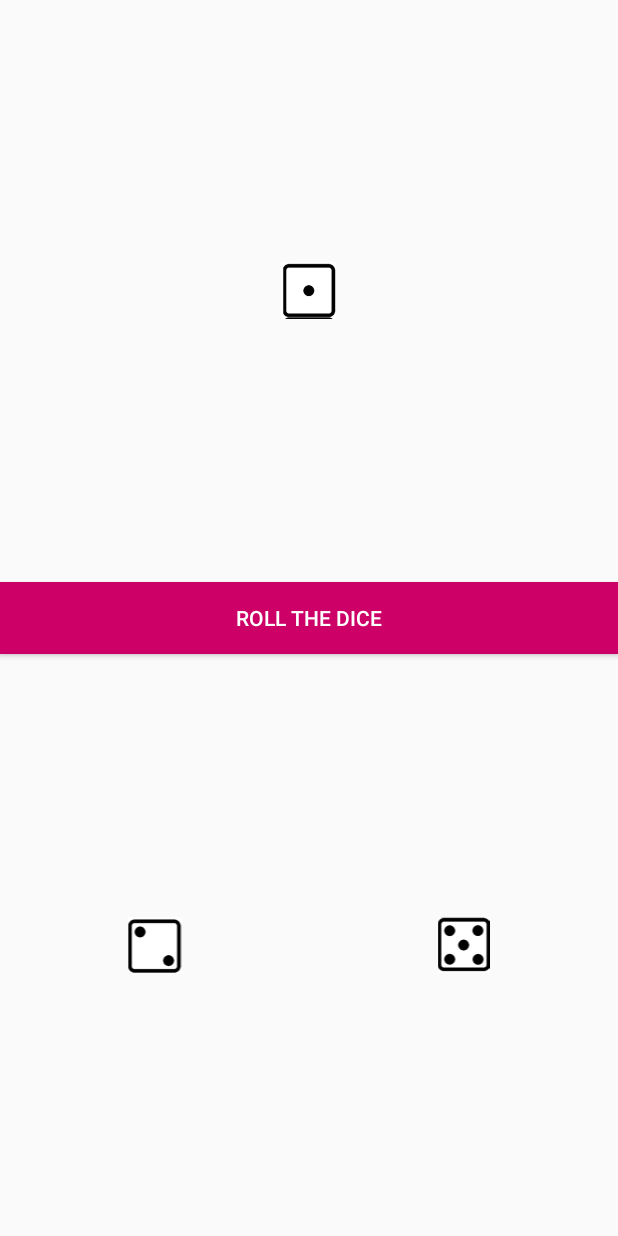
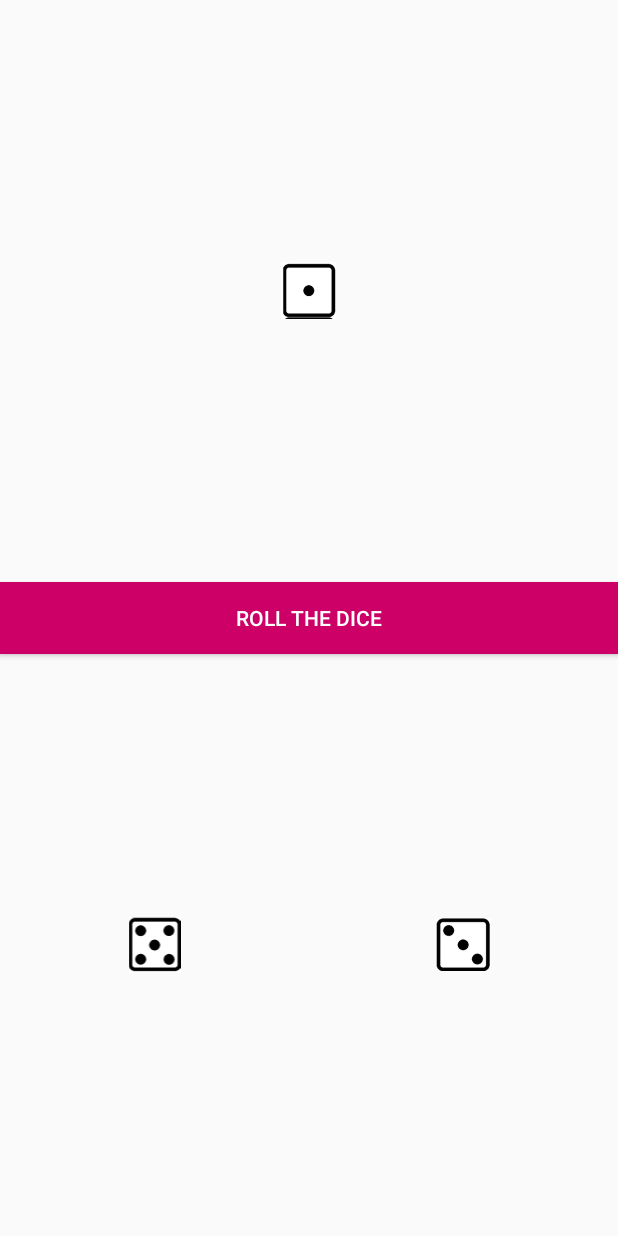
Before and after one commit to dmappdev/MyDiceApp, an Android app: the screen it shows after launch (MainActivity), after a tap on "ROLL THE DICE", on a phone screen of 412 x 824 dp. Run offline under Robolectric (Android 15) with nearby library versions, the phone set to English and light mode, and no system bars; libraries missing offline, so code that uses them is left out: com.daimajia.androidanimations; 2 statements that could not run were skipped.

Commit message:
added sound rolling dice, added animation/library

```diff
--- a/app/build.gradle
+++ b/app/build.gradle
@@ -29,5 +29,7 @@ dependencies {
     testImplementation 'junit:junit:4.12'
     androidTestImplementation 'androidx.test.ext:junit:1.1.1'
     androidTestImplementation 'androidx.test.espresso:espresso-core:3.2.0'
+    implementation 'com.daimajia.easing:library:2.0@aar'
+    implementation 'com.daimajia.androidanimations:library:2.3@aar'
 
 }
--- a/app/src/main/java/com/dmappdev/mydiceapp/MainActivity.java
+++ b/app/src/main/java/com/dmappdev/mydiceapp/MainActivity.java
@@ -1,11 +1,18 @@
 package com.dmappdev.mydiceapp;
 
+import android.media.MediaPlayer;
 import android.os.Bundle;
 import android.util.Log;
 import android.view.View;
 import android.widget.Button;
+import android.widget.ImageView;
 
 import androidx.appcompat.app.AppCompatActivity;
+
+import com.daimajia.androidanimations.library.Techniques;
+import com.daimajia.androidanimations.library.YoYo;
+
+import java.util.Random;
 
 public class MainActivity extends AppCompatActivity {
 
@@ -17,12 +24,42 @@ public class MainActivity extends AppCompatActivity {
 
         Button btnRoll = findViewById(R.id.btnRollTheDice);
 
+        final MediaPlayer mp = MediaPlayer.create(this, R.raw.dice_sound);
+
         btnRoll.setOnClickListener(new View.OnClickListener() {
             @Override
             public void onClick(View view) {
                 Log.i("MyDiceApp", "btrRoll is tapped now");
+
+                ImageView imgDice1 = findViewById(R.id.imgDice1);
+                ImageView imgDice2 = findViewById(R.id.imgDice2);
+
+                int[] diceImages = {R.drawable.dice1, R.drawable.dice2, R.drawable.dice3, R.drawable.dice4, R.drawable.dice5, R.drawable.dice6};
+
+
+                Random rndObject = new Random();
+                int myRandomNumber1 = rndObject.nextInt(6);// 0...5
+
+                Log.i("MyDiceApp", "Random n : " + myRandomNumber1);
+
+                imgDice1.setImageResource(diceImages[myRandomNumber1]);
+
+                myRandomNumber1 = rndObject.nextInt(6);// 0...5
+                imgDice2.setImageResource(diceImages[myRandomNumber1]);
+                YoYo.with(Techniques.Shake)
+                        .duration(400)
+                        .repeat(0)
+                        .playOn(imgDice1);
+                YoYo.with(Techniques.Shake)
+                        .duration(400)
+                        .repeat(0)
+                        .playOn(imgDice2);
+                mp.start();
+
+
             }
         });
 
+
     }
 }
--- a/app/src/main/res/layout/activity_main.xml
+++ b/app/src/main/res/layout/activity_main.xml
@@ -40,15 +40,18 @@
         android:gravity="center">
 
         <ImageView
+            android:id="@+id/imgDice1"
             android:layout_width="0dp"
             android:layout_height="wrap_content"
-            android:src="@drawable/dice2"
-            android:layout_weight="50"/>
+            android:layout_weight="50"
+            android:src="@drawable/dice2" />
+
         <ImageView
+            android:id="@+id/imgDice2"
             android:layout_width="0dp"
             android:layout_height="wrap_content"
-            android:src="@drawable/dice5"
-            android:layout_weight="50"/>
+            android:layout_weight="50"
+            android:src="@drawable/dice5" />
 
     </LinearLayout>
 </LinearLayout>
```
Also changed, not shown: 1 other file.
